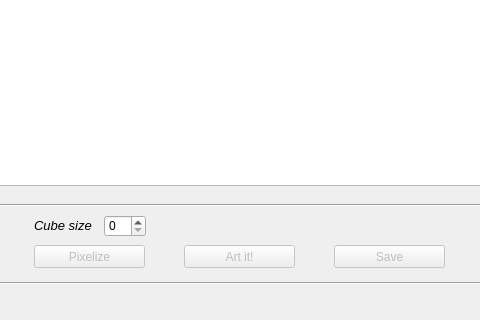
Qt form mainwindow.ui (taramija/PixelArt) before a commit; both pictures show x 336 to 816 and y 462 to 782 of the 1007 by 782 pixel window.
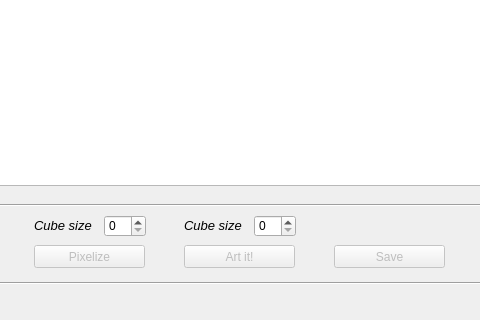
The same form after that commit.

```diff
--- a/mainwindow.ui
+++ b/mainwindow.ui
@@ -168,6 +168,37 @@
      <enum>Qt::Horizontal</enum>
     </property>
    </widget>
+   <widget class="QLabel" name="label_2">
+    <property name="geometry">
+     <rect>
+      <x>520</x>
+      <y>650</y>
+      <width>61</width>
+      <height>41</height>
+     </rect>
+    </property>
+    <property name="font">
+     <font>
+      <pointsize>10</pointsize>
+      <weight>50</weight>
+      <italic>true</italic>
+      <bold>false</bold>
+     </font>
+    </property>
+    <property name="text">
+     <string>Cube size</string>
+    </property>
+   </widget>
+   <widget class="QSpinBox" name="inputSize_2">
+    <property name="geometry">
+     <rect>
+      <x>590</x>
+      <y>660</y>
+      <width>42</width>
+      <height>22</height>
+     </rect>
+    </property>
+   </widget>
   </widget>
   <widget class="QToolBar" name="mainToolBar">
    <attribute name="toolBarArea">
```
